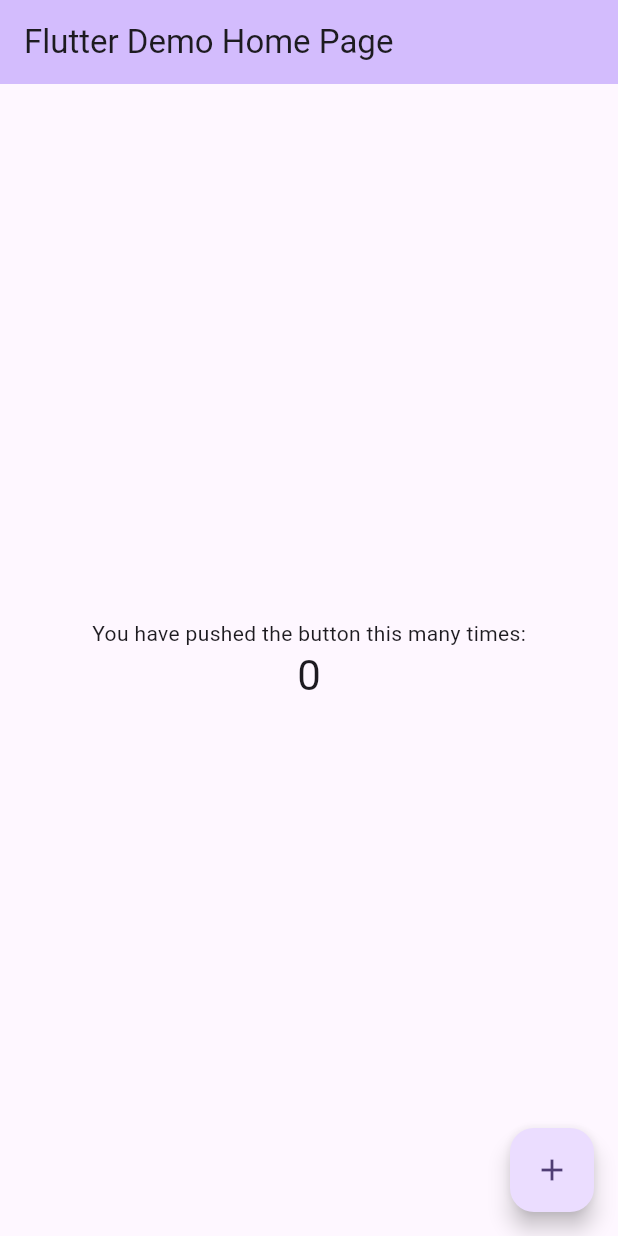
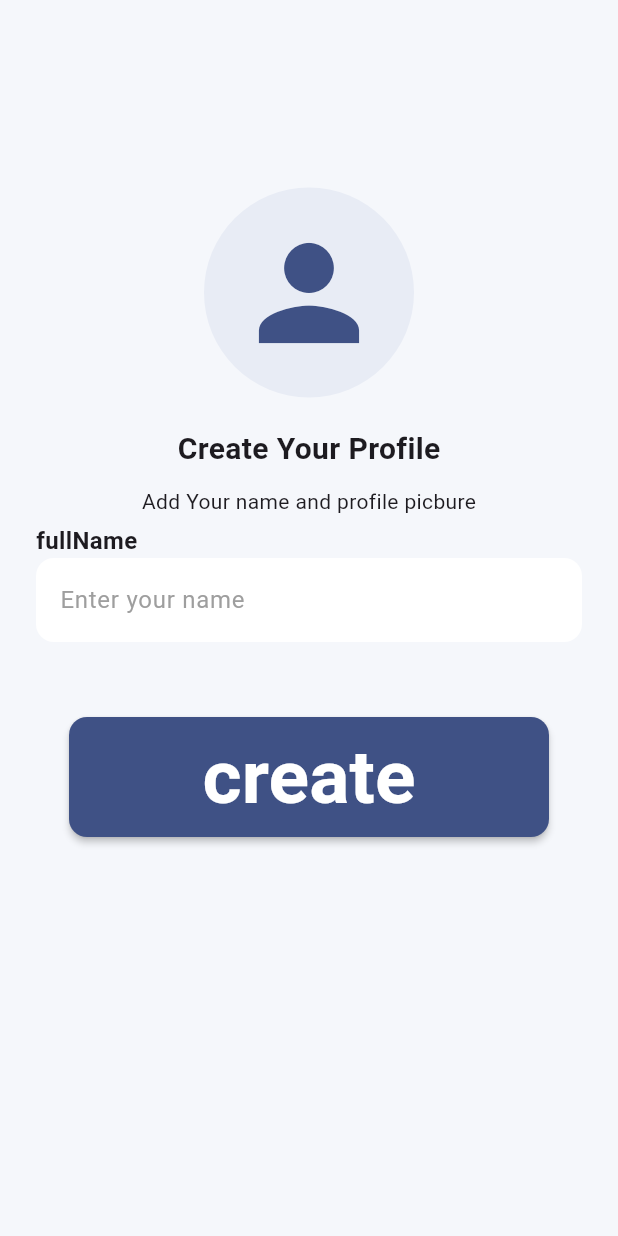
Before and after one commit to ahmedeid4562/To-Do, a Flutter app: the screen it shows after launch, on a phone screen of 412 x 824 dp. Run offline on Flutter 3.47's test engine with Material 3 defaults, Android fonts, the phone set to English and light mode, and no system bars.

Commit message:
-build profile screen

```diff
--- /dev/null
+++ b/lib/core/app_routes.dart
@@ -0,0 +1,5 @@
+abstract class AppRoutes {
+  static String profile = "Profile";
+  static String home = "Home";
+  static String addTask = "AddTask";
+}
--- a/lib/main.dart
+++ b/lib/main.dart
@@ -1,122 +1,26 @@
 import 'package:flutter/material.dart';
+import 'package:todo_app/view/screens/add_task_screen.dart';
+import 'package:todo_app/view/screens/home_screen.dart';
+import 'package:todo_app/view/screens/profile_screen.dart';
+import 'core/app_routes.dart';
 
 void main() {
-  runApp(const MyApp());
+  runApp(const ToDOApp());
 }
 
-class MyApp extends StatelessWidget {
-  const MyApp({super.key});
+class ToDOApp extends StatelessWidget {
+  const ToDOApp({super.key});
 
-  // This widget is the root of your application.
   @override
   Widget build(BuildContext context) {
     return MaterialApp(
-      title: 'Flutter Demo',
-      theme: ThemeData(
-        // This is the theme of your application.
-        //
-        // TRY THIS: Try running your application with "flutter run". You'll see
-        // the application has a purple toolbar. Then, without quitting the app,
-        // try changing the seedColor in the colorScheme below to Colors.green
-        // and then invoke "hot reload" (save your changes or press the "hot
-        // reload" button in a Flutter-supported IDE, or press "r" if you used
-        // the command line to start the app).
-        //
-        // Notice that the counter didn't reset back to zero; the application
-        // state is not lost during the reload. To reset the state, use hot
-        // restart instead.
-        //
-        // This works for code too, not just values: Most code changes can be
-        // tested with just a hot reload.
-        colorScheme: .fromSeed(seedColor: Colors.deepPurple),
-      ),
-      home: const MyHomePage(title: 'Flutter Demo Home Page'),
+      debugShowCheckedModeBanner: false,
+      initialRoute: AppRoutes.profile,
+      routes: {
+        AppRoutes.profile: (context) => ProfileScreen(),
+        AppRoutes.home: (context) => HomeScreen(),
+        AppRoutes.addTask: (context) => AddTaskScreen(),
+      },
     );
   }
 }
-
-class MyHomePage extends StatefulWidget {
-  const MyHomePage({super.key, required this.title});
-
-  // This widget is the home page of your application. It is stateful, meaning
-  // that it has a State object (defined below) that contains fields that affect
-  // how it looks.
-
-  // This class is the configuration for the state. It holds the values (in this
-  // case the title) provided by the parent (in this case the App widget) and
-  // used by the build method of the State. Fields in a Widget subclass are
-  // always marked "final".
-
-  final String title;
-
-  @override
-  State<MyHomePage> createState() => _MyHomePageState();
-}
-
-class _MyHomePageState extends State<MyHomePage> {
-  int _counter = 0;
-
-  void _incrementCounter() {
-    setState(() {
-      // This call to setState tells the Flutter framework that something has
-      // changed in this State, which causes it to rerun the build method below
-      // so that the display can reflect the updated values. If we changed
-      // _counter without calling setState(), then the build method would not be
-      // called again, and so nothing would appear to happen.
-      _counter++;
-    });
-  }
-
-  @override
-  Widget build(BuildContext context) {
-    // This method is rerun every time setState is called, for instance as done
-    // by the _incrementCounter method above.
-    //
-    // The Flutter framework has been optimized to make rerunning build methods
-    // fast, so that you can just rebuild anything that needs updating rather
-    // than having to individually change instances of widgets.
-    return Scaffold(
-      appBar: AppBar(
-        // TRY THIS: Try changing the color here to a specific color (to
-        // Colors.amber, perhaps?) and trigger a hot reload to see the AppBar
-        // change color while the other colors stay the same.
-        backgroundColor: Theme.of(context).colorScheme.inversePrimary,
-        // Here we take the value from the MyHomePage object that was created by
-        // the App.build method, and use it to set our appbar title.
-        title: Text(widget.title),
-      ),
-      body: Center(
-        // Center is a layout widget. It takes a single child and positions it
-        // in the middle of the parent.
-        child: Column(
-          // Column is also a layout widget. It takes a list of children and
-          // arranges them vertically. By default, it sizes itself to fit its
-          // children horizontally, and tries to be as tall as its parent.
-          //
-          // Column has various properties to control how it sizes itself and
-          // how it positions its children. Here we use mainAxisAlignment to
-          // center the children vertically; the main axis here is the vertical
-          // axis because Columns are vertical (the cross axis would be
-          // horizontal).
-          //
-          // TRY THIS: Invoke "debug painting" (choose the "Toggle Debug Paint"
-          // action in the IDE, or press "p" in the console), to see the
-          // wireframe for each widget.
-          mainAxisAlignment: .center,
-          children: [
-            const Text('You have pushed the button this many times:'),
-            Text(
-              '$_counter',
-              style: Theme.of(context).textTheme.headlineMedium,
-            ),
-          ],
-        ),
-      ),
-      floatingActionButton: FloatingActionButton(
-        onPressed: _incrementCounter,
-        tooltip: 'Increment',
-        child: const Icon(Icons.add),
-      ),
-    );
-  }
-}
--- /dev/null
+++ b/lib/view/screens/add_task_screen.dart
@@ -0,0 +1,10 @@
+import 'package:flutter/material.dart';
+
+class AddTaskScreen extends StatelessWidget {
+  const new({super.key});
+
+  @override
+  Widget build(BuildContext context) {
+    return Scaffold();
+  }
+}
--- /dev/null
+++ b/lib/view/screens/home_screen.dart
@@ -0,0 +1,10 @@
+import 'package:flutter/material.dart';
+
+class HomeScreen extends StatelessWidget {
+  const new({super.key});
+
+  @override
+  Widget build(BuildContext context) {
+    return const Scaffold();
+  }
+}
--- /dev/null
+++ b/lib/view/screens/profile_screen.dart
@@ -0,0 +1,140 @@
+import 'dart:ui';
+
+import 'package:flutter/material.dart';
+
+class ProfileScreen extends StatefulWidget {
+  const ProfileScreen({super.key});
+
+  @override
+  State<ProfileScreen> createState() => _ProfileScreenState();
+}
+
+class _ProfileScreenState extends State<ProfileScreen> {
+  var fullName =TextEditingController();
+  @override
+  Widget build(BuildContext context) {
+    return Scaffold(
+      backgroundColor: Color(0xffF5F7FB),
+      body: Padding(
+        padding: const EdgeInsets.symmetric(horizontal: 24),
+        child: Column(
+          children: [
+            SizedBox(height: 125),
+            Container(
+              padding: EdgeInsets.all(20),
+              decoration: BoxDecoration(
+                color: Color(0xffE8ECF5),
+                borderRadius: BorderRadius.circular(100),
+              ),
+              child: Icon(
+                Icons.person,
+                size: 100,
+                color: const Color(0xff3F5185),
+              ),
+            ),
+            SizedBox(height: 20),
+            Text(
+              "Create Your Profile",
+              style: TextStyle(
+                fontSize: 20,
+                fontWeight: FontWeight.bold,
+              ),
+            ),
+                 SizedBox(height: 10),
+            Text("Add Your name and profile picbure"),
+
+            // SizedBox(height: 20),
+        //     Text("Full Name ",
+        //  style: TextStyle(
+        //    fontSize: 16,
+        //    fontWeight: FontWeight.bold,
+        //  ),
+        //  ),
+         SizedBox(height: 5),
+         CustomTextFormField(
+          label: "fullName",
+          controller:fullName ,
+          validator: (value){
+            if (value == null|| value.isEmpty){
+              return "Enter your name";
+            }
+          },
+         ),
+              SizedBox(height: 50),
+         MaterialButton(onPressed: (){},
+         padding: EdgeInsets.all(4),
+           color: const Color(0xff3F5185),
+           minWidth: 320,
+           shape:RoundedRectangleBorder(
+            borderRadius: BorderRadiusGeometry.circular(12)
+           ) ,
+         child: Text(
+          "create" ,
+         style: TextStyle(
+           fontSize: 50,
+           fontWeight: FontWeight.bold,
+           color: Colors.white,
+                ),
+               ),
+             ),
+            ],
+          ),
+      ),);
+      }
+     }
+
+class CustomTextFormField extends StatelessWidget {
+  const CustomTextFormField({ super.key, this.controller,this.validator ,required this.label});
+  final TextEditingController? controller;
+  final String? Function(String?)? validator;
+  final String label;
+  @override
+  Widget build(BuildContext context) {
+    return Column(
+      crossAxisAlignment: .start,
+      mainAxisSize: .min,
+      children: [
+            Text(label,
+       style: TextStyle(
+         fontSize: 16,
+         fontWeight: FontWeight.bold,
+       ),
+       ),
+        TextFormField(
+          controller: controller,
+          validator: validator,
+          decoration: InputDecoration(
+            hintText: "Enter your name",
+            hintStyle: TextStyle(color: Colors.grey),
+            fillColor: Colors.white,
+            filled: true,
+            focusedBorder: OutlineInputBorder(
+              borderRadius: BorderRadius.circular(12),
+              borderSide: BorderSide(
+                color: Colors.blue,
+              ),
+            ),
+            enabledBorder: OutlineInputBorder(
+              borderRadius: BorderRadius.circular(12),
+              borderSide: BorderSide(
+                color: Colors.transparent
+            )
+            ),
+            errorBorder: OutlineInputBorder(
+              borderRadius: BorderRadius.circular(12),
+              borderSide: BorderSide(
+                color: Colors.red,
+              ),
+            ),
+            focusedErrorBorder: OutlineInputBorder(
+              borderRadius: BorderRadius.circular(12),
+              borderSide: BorderSide(
+                color: Colors.red,
+              ),
+            ),
+          ),
+        ),
+      ],
+    );
+  }
+}
```
